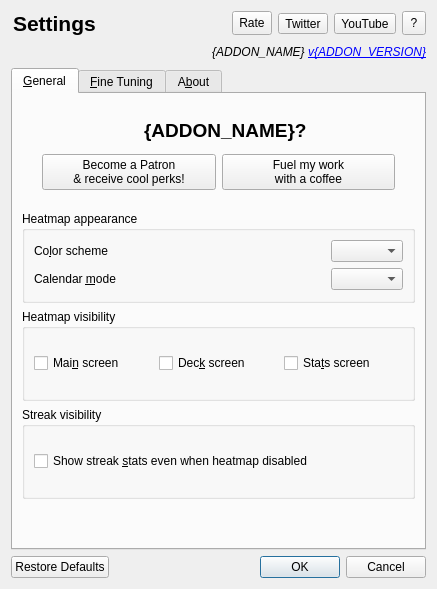
This is designer/options.ui in glutanimate/review-heatmap as Qt 5 draws it before an edit. The edited form follows.
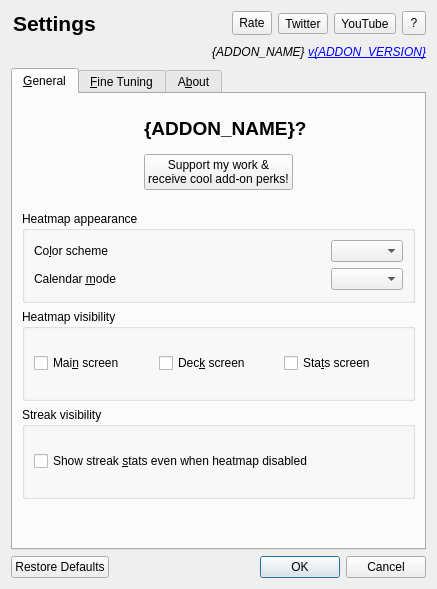
This is the edited form. Icons and pictures are not drawn.

Commit message: Update contrib buttons

What changed in the file:
```diff
--- a/designer/options.ui
+++ b/designer/options.ui
@@ -258,46 +258,27 @@
          </item>
          <item>
           <layout class="QGridLayout" name="gridLayout_3">
+           <property name="topMargin">
+            <number>5</number>
+           </property>
            <item row="0" column="2">
-            <widget class="QPushButton" name="btnCoffee">
-             <property name="font">
-              <font>
-               <weight>50</weight>
-               <italic>false</italic>
-               <bold>false</bold>
-              </font>
+            <spacer name="horizontalSpacer">
+             <property name="orientation">
+              <enum>Qt::Horizontal</enum>
              </property>
-             <property name="focusPolicy">
-              <enum>Qt::NoFocus</enum>
+             <property name="sizeType">
+              <enum>QSizePolicy::MinimumExpanding</enum>
              </property>
-             <property name="toolTip">
-              <string>Each coffee helps. Thank you!</string>
-             </property>
-             <property name="text">
-              <string>Fuel my work
-with a coffee</string>
-             </property>
-             <property name="icon">
-              <iconset resource="../resources/icons.qrc">
-               <normaloff>:/review_heatmap/icons/coffee.svg</normaloff>:/review_heatmap/icons/coffee.svg</iconset>
-             </property>
-             <property name="iconSize">
+             <property name="sizeHint" stdset="0">
               <size>
-               <width>32</width>
-               <height>32</height>
+               <width>20</width>
+               <height>20</height>
               </size>
              </property>
-            </widget>
+            </spacer>
            </item>
            <item row="0" column="1">
             <widget class="QPushButton" name="btnPatreon">
-             <property name="font">
-              <font>
-               <weight>50</weight>
-               <italic>false</italic>
-               <bold>false</bold>
-              </font>
-             </property>
              <property name="focusPolicy">
               <enum>Qt::NoFocus</enum>
              </property>
@@ -305,8 +286,8 @@
               <string>Perks include access to Patron-only add-ons, &lt;br&gt;exclusive blog posts, mentions in the credits, and more!</string>
              </property>
              <property name="text">
-              <string>Become a Patron
-&amp;&amp; receive cool perks!</string>
+              <string>Support my work &amp;&amp;
+receive cool add-on perks!</string>
              </property>
              <property name="icon">
               <iconset resource="../resources/icons.qrc">
@@ -320,29 +301,13 @@
              </property>
             </widget>
            </item>
-           <item row="0" column="3">
-            <spacer name="horizontalSpacer">
-             <property name="orientation">
-              <enum>Qt::Horizontal</enum>
-             </property>
-             <property name="sizeType">
-              <enum>QSizePolicy::Minimum</enum>
-             </property>
-             <property name="sizeHint" stdset="0">
-              <size>
-               <width>20</width>
-               <height>20</height>
-              </size>
-             </property>
-            </spacer>
-           </item>
            <item row="0" column="0">
             <spacer name="horizontalSpacer_2">
              <property name="orientation">
               <enum>Qt::Horizontal</enum>
              </property>
              <property name="sizeType">
-              <enum>QSizePolicy::Minimum</enum>
+              <enum>QSizePolicy::MinimumExpanding</enum>
              </property>
              <property name="sizeHint" stdset="0">
               <size>
```
Left out of the diff: 1 changed line with no effect on the pictures. The commit also changes 1 other file.
